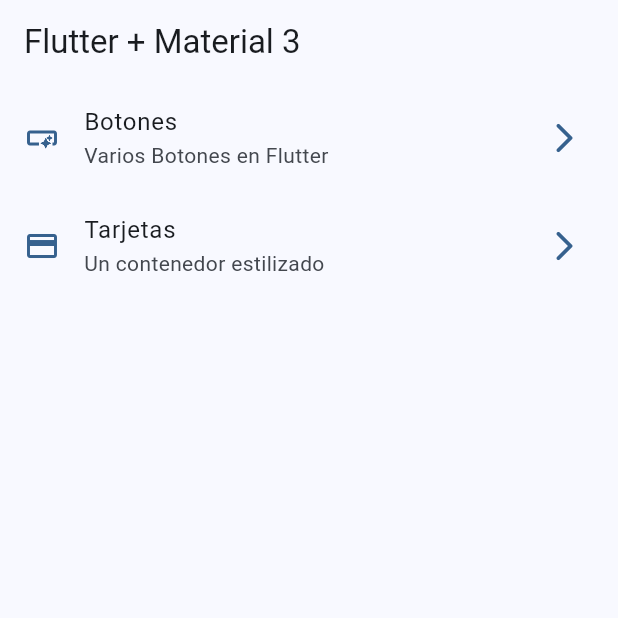
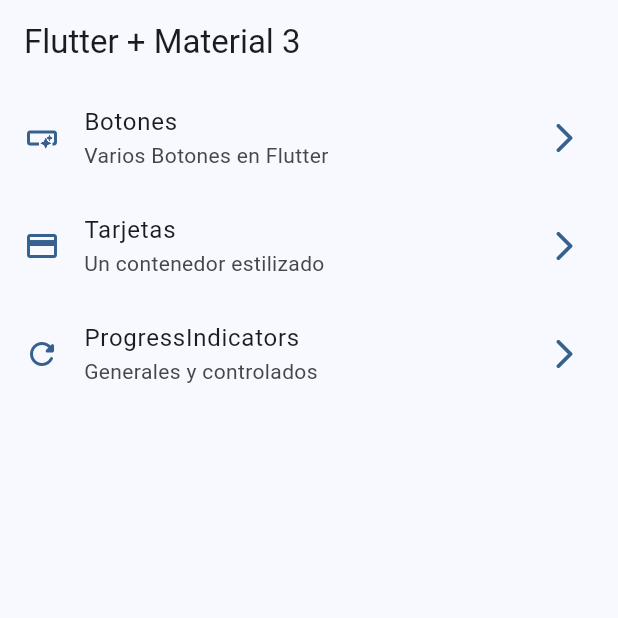
Before and after one commit to harojortiz/widgets_app_new, a Flutter app: the screen it shows after launch, on a phone screen of 412 x 824 dp, the top half of it. Run offline on Flutter 3.47's test engine with Material 3 defaults, Android fonts, the phone set to English and light mode, and no system bars; our stand-ins replace go_router.

Commit message:
progress indictators ready

```diff
--- a/lib/config/menu/menu_items.dart
+++ b/lib/config/menu/menu_items.dart
@@ -24,4 +24,10 @@
       subTitle: 'Un contenedor estilizado',
       link: '/cards',
       icon: Icons.credit_card),
+  MenuItem(
+      title: 'ProgressIndicators',
+      subTitle: 'Generales y controlados',
+      link: '/progress',
+      icon: Icons.refresh_rounded),
+
 ];
--- a/lib/config/router/app_router.dart
+++ b/lib/config/router/app_router.dart
@@ -20,5 +20,10 @@
       name: CardsScreen.name,
       builder: (context, state) => const CardsScreen(),
     ),
+    GoRoute(
+      path: '/progress',
+      name: ProgressScreen.name,
+      builder: (context, state) => const ProgressScreen(),
+    ),
   ],
 );
```
Also changed, not shown: lib/presentation/screens/progress/progress_screen.dart (+60 -1 lines).
